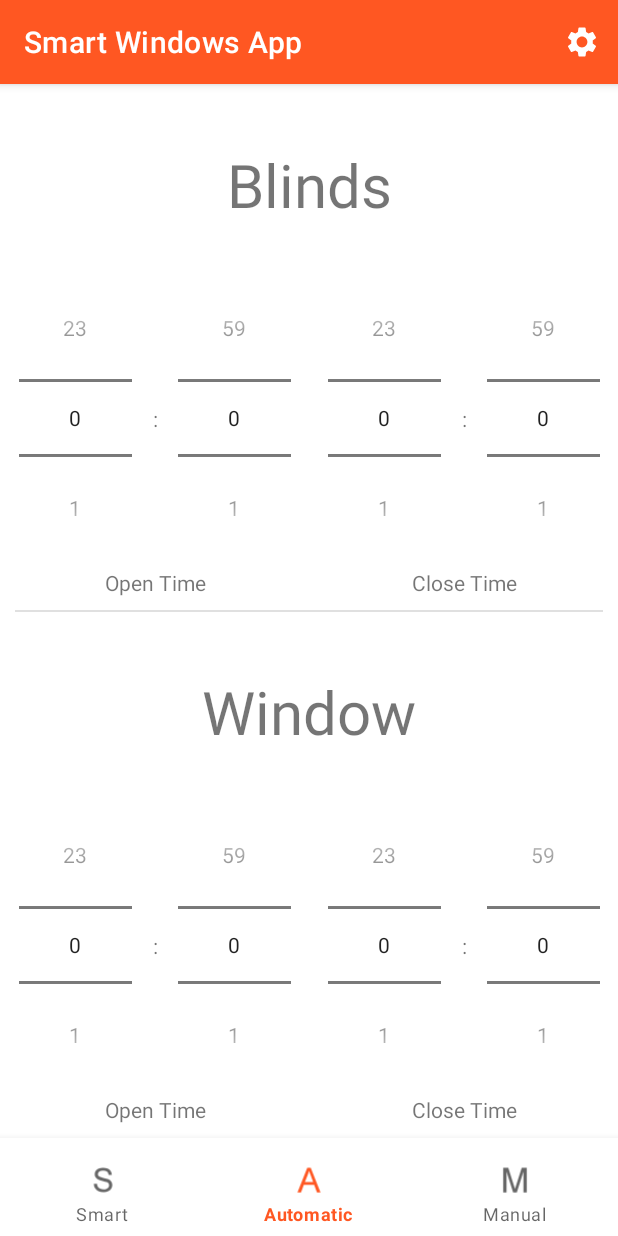
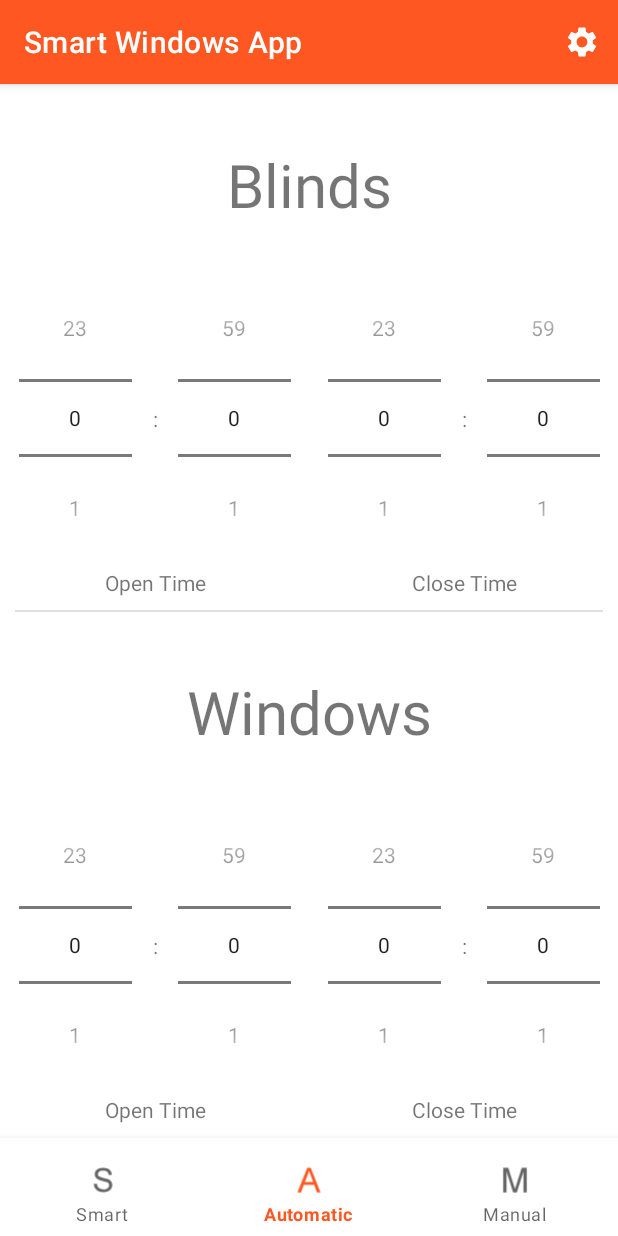
Before and after one commit to kpirabaharan/Smart-Windows-App, an Android app: the screen it shows after launch (MainActivity), item 2 of the bottom bar chosen, on a phone screen of 412 x 824 dp. Run offline under Robolectric (Android 15) with nearby library versions, the phone set to English and light mode, and no system bars; our stand-ins replace navigation-ui.

```diff
--- a/app/src/main/java/com/example/smartwindowsapp/MainActivity.kt
+++ b/app/src/main/java/com/example/smartwindowsapp/MainActivity.kt
@@ -52,30 +52,17 @@ class MainActivity : AppCompatActivity() {
         var currentFragment: Fragment
 
         setCurrentFragment(smartFragment) // Sets current fragment, default fragment smart
-        //currentFragment = smartFragment
 
         // Sets fragment to appropriate mode based on the mode clicked in bottomNavBar
         bottomNavigationView.setOnNavigationItemSelectedListener{
             when(it.itemId){// Maps bottom navigation to modes
-                R.id.automatic -> {
-                    setCurrentFragment(autoFragment)
-                    //currentFragment = autoFragment
-                }
-                R.id.manual -> {
-                    setCurrentFragment(manualFragment)
-                    //currentFragment = manualFragment
-                }
-                R.id.smart -> {
-                    setCurrentFragment(smartFragment)
-                    //currentFragment = smartFragment
-                }
+                R.id.automatic -> { setCurrentFragment(autoFragment) }
+                R.id.manual -> { setCurrentFragment(manualFragment) }
+                R.id.smart -> { setCurrentFragment(smartFragment) }
             }
             true
         }
         mySettings() // Runs function to retrieve setting values
-
-        // To get current Fragment
-        //println(currentFragment)
     }
 
     private fun mySettings() { // Function to get settings values
@@ -99,9 +86,4 @@ class MainActivity : AppCompatActivity() {
             addToBackStack(null) // Make back button work as intended
             commit()
         }
-
-    // getCurrentFragment test fun
-//    private fun getFragment(): Fragment{
-//        return Fragment()
-//    }
 }
--- a/app/src/main/java/com/example/smartwindowsapp/fragments/AutomaticFragment.kt
+++ b/app/src/main/java/com/example/smartwindowsapp/fragments/AutomaticFragment.kt
@@ -12,6 +12,15 @@ import kotlinx.android.synthetic.main.fragment_automatic.*
 
 class AutomaticFragment : Fragment(){
 
+    // Experiment with below funs
+    override fun onViewStateRestored(savedInstanceState: Bundle?) {
+        super.onViewStateRestored(savedInstanceState)
+    }
+
+    override fun onSaveInstanceState(outState: Bundle) {
+        super.onSaveInstanceState(outState)
+    }
+
     override fun onCreateView(
         inflater: LayoutInflater, container: ViewGroup?,
         savedInstanceState: Bundle?
@@ -20,8 +29,14 @@ class AutomaticFragment : Fragment(){
     }
 
     override fun onViewCreated(view: View, savedInstanceState: Bundle?) {
-        super.onViewCreated(view, savedInstanceState)
-        timeSelection()
+        if(savedInstanceState == null) {
+            super.onViewCreated(view, savedInstanceState)
+            timeSelection()
+        }
+        if(savedInstanceState != null)
+        {
+            onViewStateRestored(savedInstanceState)
+        }
     }
 
     private fun timeSelection(){
--- /dev/null
+++ b/app/src/main/res/drawable-v24/ic_gear_2.xml
@@ -0,0 +1,5 @@
+<vector android:height="24dp" android:tint="#808080"
+    android:viewportHeight="24" android:viewportWidth="24"
+    android:width="24dp" xmlns:android="http://schemas.android.com/apk/res/android">
+    <path android:fillColor="@android:color/white" android:pathData="M19.14,12.94c0.04,-0.3 0.06,-0.61 0.06,-0.94c0,-0.32 -0.02,-0.64 -0.07,-0.94l2.03,-1.58c0.18,-0.14 0.23,-0.41 0.12,-0.61l-1.92,-3.32c-0.12,-0.22 -0.37,-0.29 -0.59,-0.22l-2.39,0.96c-0.5,-0.38 -1.03,-0.7 -1.62,-0.94L14.4,2.81c-0.04,-0.24 -0.24,-0.41 -0.48,-0.41h-3.84c-0.24,0 -0.43,0.17 -0.47,0.41L9.25,5.35C8.66,5.59 8.12,5.92 7.63,6.29L5.24,5.33c-0.22,-0.08 -0.47,0 -0.59,0.22L2.74,8.87C2.62,9.08 2.66,9.34 2.86,9.48l2.03,1.58C4.84,11.36 4.8,11.69 4.8,12s0.02,0.64 0.07,0.94l-2.03,1.58c-0.18,0.14 -0.23,0.41 -0.12,0.61l1.92,3.32c0.12,0.22 0.37,0.29 0.59,0.22l2.39,-0.96c0.5,0.38 1.03,0.7 1.62,0.94l0.36,2.54c0.05,0.24 0.24,0.41 0.48,0.41h3.84c0.24,0 0.44,-0.17 0.47,-0.41l0.36,-2.54c0.59,-0.24 1.13,-0.56 1.62,-0.94l2.39,0.96c0.22,0.08 0.47,0 0.59,-0.22l1.92,-3.32c0.12,-0.22 0.07,-0.47 -0.12,-0.61L19.14,12.94zM12,15.6c-1.98,0 -3.6,-1.62 -3.6,-3.6s1.62,-3.6 3.6,-3.6s3.6,1.62 3.6,3.6S13.98,15.6 12,15.6z"/>
+</vector>
--- a/app/src/main/res/layout/activity_main.xml
+++ b/app/src/main/res/layout/activity_main.xml
@@ -7,7 +7,7 @@
     android:elevation="0dp"
     tools:context=".MainActivity">
 
-    <FrameLayout
+    <androidx.fragment.app.FragmentContainerView
         android:id="@+id/fragment_c"
         android:layout_width="match_parent"
         android:layout_height="0dp"
--- a/app/src/main/res/layout/fragment_manual.xml
+++ b/app/src/main/res/layout/fragment_manual.xml
@@ -4,8 +4,7 @@
     xmlns:tools="http://schemas.android.com/tools"
     android:layout_width="match_parent"
     android:layout_height="match_parent"
-    tools:context=".MainActivity">
-<!--    tools:context=".fragments.ManualFragment">-->
+    tools:context=".fragments.ManualFragment">
 
     <TextView
         android:id="@+id/window_open"
--- a/app/src/main/res/values/strings.xml
+++ b/app/src/main/res/values/strings.xml
@@ -1,7 +1,7 @@
 <resources>
     <string name="app_name">Smart Windows App</string>
     <string name="blinds_text">Blinds</string>
-    <string name="window_text">Window</string>
+    <string name="window_text">Windows</string>
     <string name="automatic_button_text">Automatic</string>
     <string name="manual_button_text">Manual</string>
     <string name="smart_button_text">Smart</string>
```
Also changed, not shown: app/build.gradle (+7 -2 lines), app/src/main/res/xml/root_preferences.xml (+24 -1 lines).
